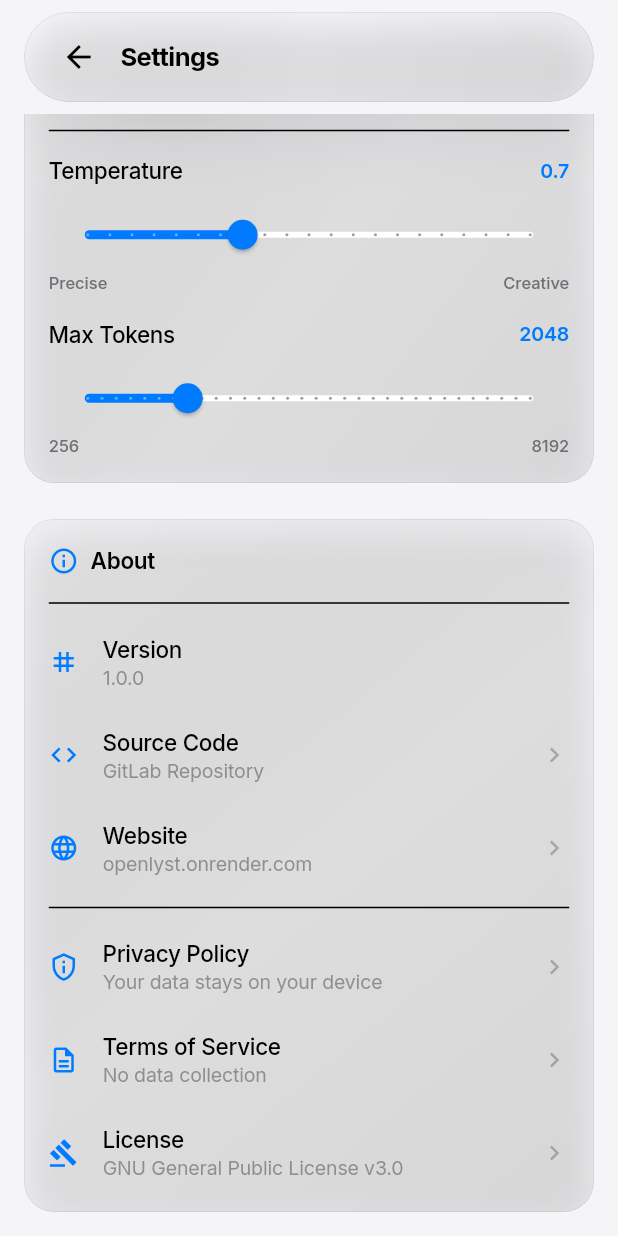
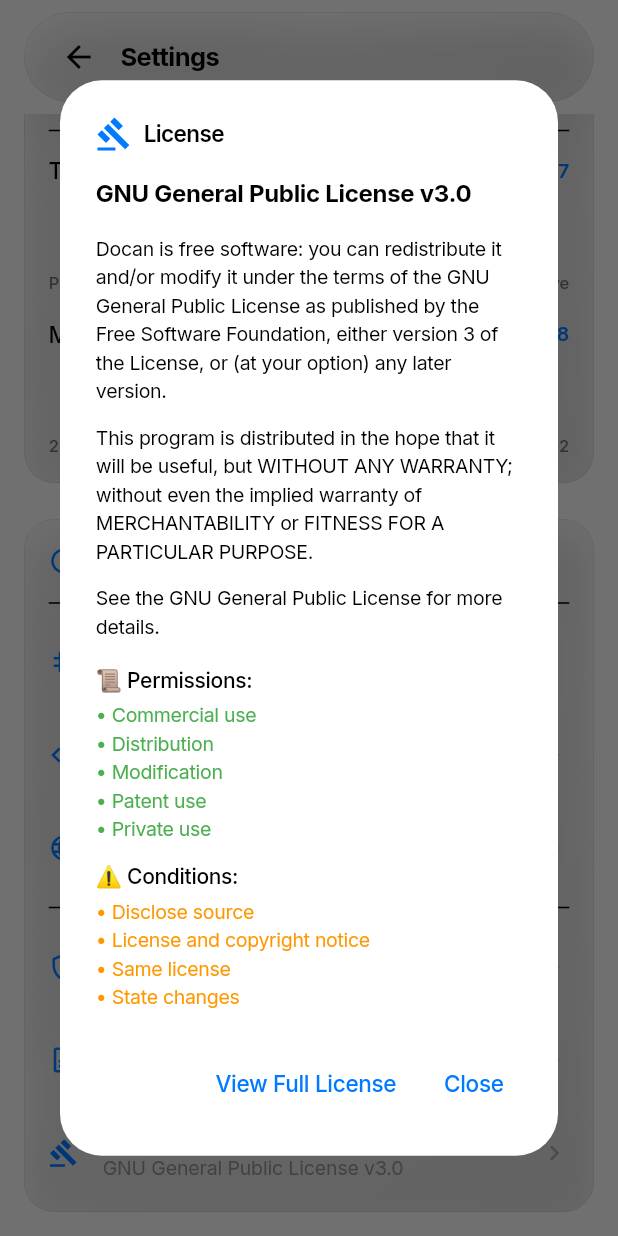
Before and after one commit to ixnewton/docan, a Flutter app: the MobileSettingsScreen screen opened directly, scrolled down 841 dp, after a tap on "License", on a phone screen of 412 x 824 dp. Run offline on Flutter 3.47's test engine with Material 3 defaults, Android fonts, the phone set to English and light mode, and no system bars; our stand-ins replace flutter_markdown, flutter_secure_storage, google_fonts, hive_flutter, shared_preferences; accounts and stored records are empty; network calls fail.

Commit message:
Add license dialog to settings form

```diff
--- a/lib/components/settings_form.dart
+++ b/lib/components/settings_form.dart
@@ -725,4 +725,83 @@
       ),
     );
   }
+
+  void _showLicenseDialog(BuildContext context) {
+    showDialog(
+      context: context,
+      builder: (context) => AlertDialog(
+        title: Row(
+          children: [
+            Icon(Icons.gavel, color: Theme.of(context).primaryColor),
+            const SizedBox(width: AppConstants.spacingS),
+            const Text('License'),
+          ],
+        ),
+        content: const SingleChildScrollView(
+          child: Column(
+            crossAxisAlignment: CrossAxisAlignment.start,
+            mainAxisSize: MainAxisSize.min,
+            children: [
+              Text(
+                'GNU General Public License v3.0',
+                style: TextStyle(fontWeight: FontWeight.bold, fontSize: 16),
+              ),
+              SizedBox(height: 16),
+              Text(
+                'Docan is free software: you can redistribute it and/or modify it under the terms of the GNU General Public License as published by the Free Software Foundation, either version 3 of the License, or (at your option) any later version.',
+                style: TextStyle(fontSize: 13),
+              ),
+              SizedBox(height: 12),
+              Text(
+                'This program is distributed in the hope that it will be useful, but WITHOUT ANY WARRANTY; without even the implied warranty of MERCHANTABILITY or FITNESS FOR A PARTICULAR PURPOSE.',
+                style: TextStyle(fontSize: 13),
+              ),
+              SizedBox(height: 12),
+              Text(
+                'See the GNU General Public License for more details.',
+                style: TextStyle(fontSize: 13),
+              ),
+              SizedBox(height: 16),
+              Text(
+                '📜 Permissions:',
+                style: TextStyle(fontWeight: FontWeight.w500, fontSize: 14),
+              ),
+              SizedBox(height: 4),
+              Text(
+                '• Commercial use\n'
+                '• Distribution\n'
+                '• Modification\n'
+                '• Patent use\n'
+                '• Private use',
+                style: TextStyle(fontSize: 13, color: Colors.green),
+              ),
+              SizedBox(height: 12),
+              Text(
+                '⚠️ Conditions:',
+                style: TextStyle(fontWeight: FontWeight.w500, fontSize: 14),
+              ),
+              SizedBox(height: 4),
+              Text(
+                '• Disclose source\n'
+                '• License and copyright notice\n'
+                '• Same license\n'
+                '• State changes',
+                style: TextStyle(fontSize: 13, color: Colors.orange),
+              ),
+            ],
+          ),
+        ),
+        actions: [
+          TextButton(
+            onPressed: () => _launchUrl('https://www.gnu.org/licenses/gpl-3.0.en.html'),
+            child: const Text('View Full License'),
+          ),
+          TextButton(
+            onPressed: () => Navigator.pop(context),
+            child: const Text('Close'),
+          ),
+        ],
+      ),
+    );
+  }
 }
```
